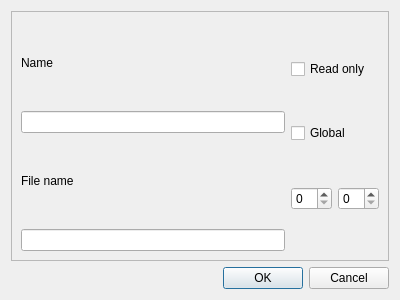
Before: the Qt Designer form libs/widgets/WdgDlgPaletteEditor.ui in KDE/krita, drawn with Qt 5.
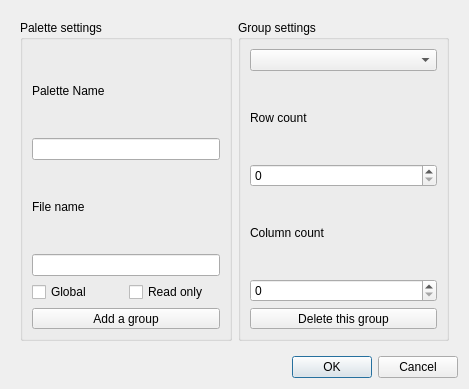
After: the same form once the commit is applied.

Commit message:
Now layer split works with the new palettes
T8646

Patch:
```diff
--- a/libs/widgets/WdgDlgPaletteEditor.ui
+++ b/libs/widgets/WdgDlgPaletteEditor.ui
@@ -6,8 +6,8 @@
    <rect>
     <x>0</x>
     <y>0</y>
-    <width>400</width>
-    <height>300</height>
+    <width>469</width>
+    <height>389</height>
    </rect>
   </property>
   <property name="windowTitle">
@@ -15,20 +15,18 @@
   </property>
   <layout class="QVBoxLayout" name="verticalLayout">
    <item>
-    <widget class="QFrame" name="frame">
-     <property name="frameShape">
-      <enum>QFrame::StyledPanel</enum>
-     </property>
-     <property name="frameShadow">
-      <enum>QFrame::Raised</enum>
-     </property>
-     <layout class="QHBoxLayout" name="horizontalLayout">
+    <widget class="QWidget" name="widget" native="true">
+     <layout class="QHBoxLayout" name="horizontalLayout_3">
       <item>
-       <layout class="QVBoxLayout" name="verticalLayoutLeft">
+       <widget class="QGroupBox" name="gbxPalette">
+        <property name="title">
+         <string>Palette settings</string>
+        </property>
+        <layout class="QVBoxLayout" name="verticalLayout_3">
         <item>
          <widget class="QLabel" name="labelName">
           <property name="text">
-           <string>Name</string>
+            <string>Palette Name</string>
           </property>
          </widget>
         </item>
@@ -45,17 +43,8 @@
         <item>
          <widget class="QLineEdit" name="lineEditFilename"/>
         </item>
-       </layout>
-      </item>
       <item>
-       <layout class="QVBoxLayout" name="verticalLayoutRight">
-        <item>
-         <widget class="QCheckBox" name="ckxReadOnly">
-          <property name="text">
-           <string>Read only</string>
-          </property>
-         </widget>
-        </item>
+          <layout class="QHBoxLayout" name="horizontalLayout_2">
         <item>
          <widget class="QCheckBox" name="ckxGlobal">
           <property name="text">
@@ -64,16 +53,74 @@
          </widget>
         </item>
         <item>
-         <layout class="QHBoxLayout" name="horizontalLayoutSpinBox">
+            <widget class="QCheckBox" name="ckxReadOnly">
+             <property name="text">
+              <string>Read only</string>
+             </property>
+            </widget>
+           </item>
+          </layout>
+         </item>
+         <item>
+          <widget class="QToolButton" name="bnAddGroup">
+           <property name="sizePolicy">
+            <sizepolicy hsizetype="MinimumExpanding" vsizetype="Fixed">
+             <horstretch>0</horstretch>
+             <verstretch>0</verstretch>
+            </sizepolicy>
+           </property>
+           <property name="text">
+            <string>Add a group</string>
+           </property>
+          </widget>
+         </item>
+        </layout>
+       </widget>
+      </item>
+      <item>
+       <widget class="QGroupBox" name="gbxGroup">
+        <property name="title">
+         <string>Group settings</string>
+        </property>
+        <layout class="QVBoxLayout" name="verticalLayout_2">
+         <item>
+          <widget class="QComboBox" name="cbxGroup"/>
+         </item>
+         <item>
+          <widget class="QLabel" name="labelRowCount">
+           <property name="text">
+            <string>Row count</string>
+           </property>
+          </widget>
+         </item>
           <item>
            <widget class="QSpinBox" name="spinBoxRow"/>
           </item>
+         <item>
+          <widget class="QLabel" name="labelColCount">
+           <property name="text">
+            <string>Column count</string>
+           </property>
+          </widget>
+         </item>
           <item>
            <widget class="QSpinBox" name="spinBoxCol"/>
           </item>
-         </layout>
-        </item>
-       </layout>
+         <item>
+          <widget class="QToolButton" name="bnDelGroup">
+           <property name="sizePolicy">
+            <sizepolicy hsizetype="MinimumExpanding" vsizetype="Fixed">
+             <horstretch>0</horstretch>
+             <verstretch>0</verstretch>
+            </sizepolicy>
+           </property>
+           <property name="text">
+            <string>Delete this group</string>
+           </property>
+          </widget>
+         </item>
+        </layout>
+       </widget>
       </item>
      </layout>
     </widget>
```
Lines whose indentation alone changed are shown as unchanged. The commit also changes 14 other files.
